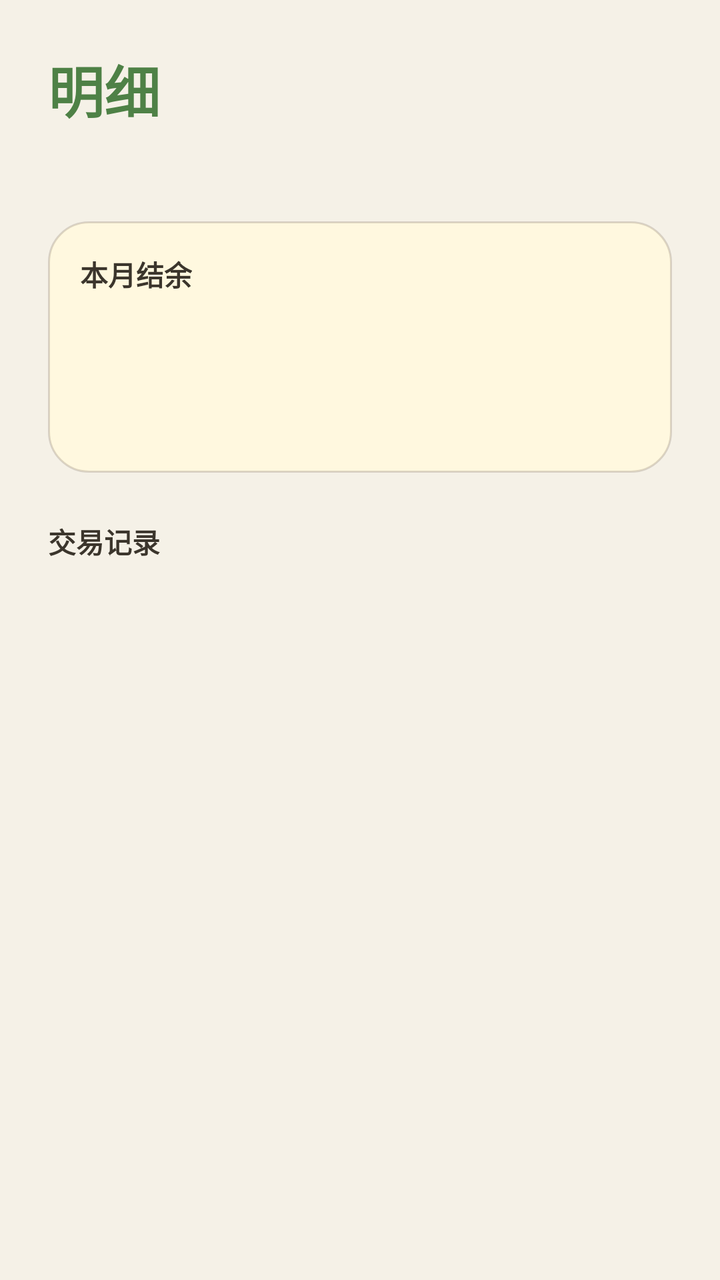
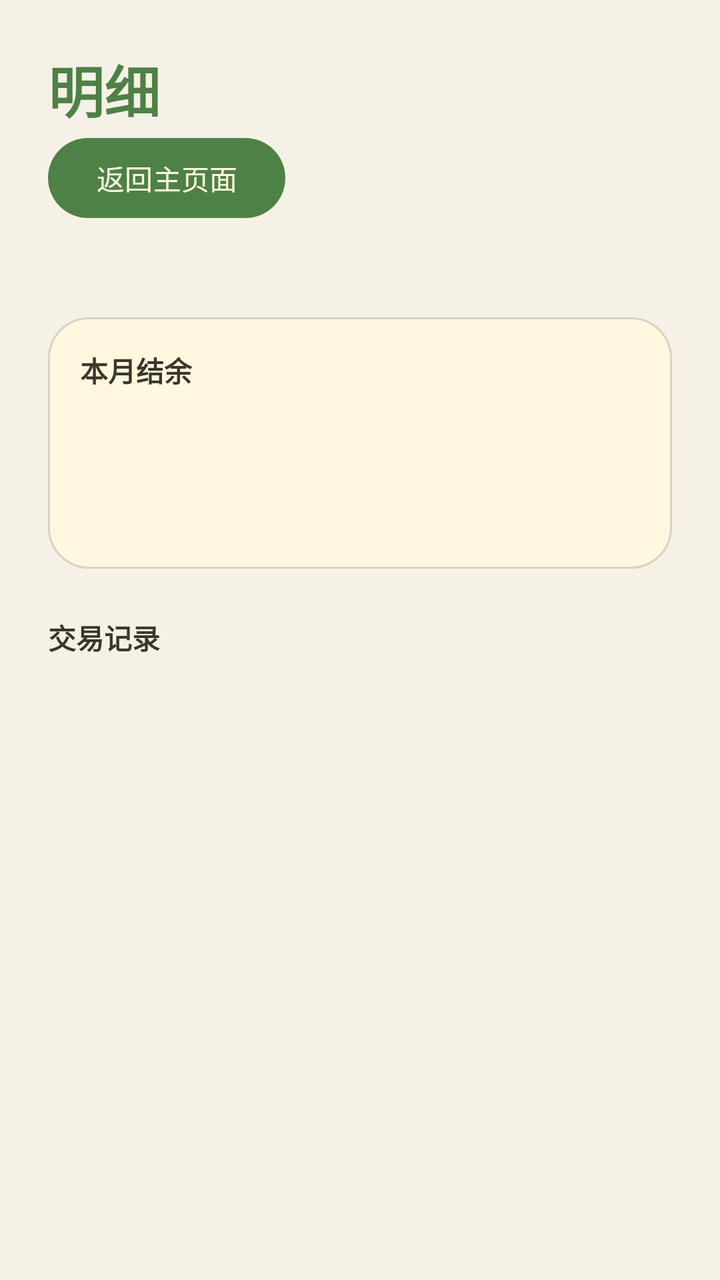

Screens rendered from an Android XML layout before and after an edit, with the pre-edit source and the edit as a unified diff.
<!-- AndroidManifest.xml: application theme Theme.PkmAPP -->
<!-- res/layout/fragment_details.xml -->
<?xml version="1.0" encoding="utf-8"?>
<ScrollView xmlns:android="http://schemas.android.com/apk/res/android" android:layout_width="match_parent" android:layout_height="match_parent" android:background="@color/cream_background" android:fillViewport="true"><LinearLayout android:layout_width="match_parent" android:layout_height="wrap_content" android:orientation="vertical" android:padding="@dimen/space_24">
<TextView android:id="@+id/title_details" android:layout_width="wrap_content" android:layout_height="wrap_content" android:text="明细" android:textColor="@color/forest_green" android:textSize="28sp" android:textStyle="bold"/>
<TextView android:id="@+id/details_ledger_name" android:layout_width="wrap_content" android:layout_height="wrap_content" android:layout_marginTop="@dimen/space_8" android:textColor="@color/wood_brown" android:textSize="16sp"/>
<LinearLayout android:id="@+id/details_summary_card" style="@style/Widget.PkmAPP.PaperCard" android:layout_width="match_parent" android:layout_height="wrap_content" android:layout_marginTop="@dimen/space_16" android:orientation="vertical" android:padding="@dimen/space_16">
<TextView android:layout_width="wrap_content" android:layout_height="wrap_content" android:text="本月结余" android:textColor="@color/ink" android:textStyle="bold"/><TextView android:id="@+id/details_balance" android:layout_width="wrap_content" android:layout_height="wrap_content" android:textColor="@color/forest_green" android:textSize="26sp" android:textStyle="bold"/>
<TextView android:id="@+id/details_income" android:layout_width="wrap_content" android:layout_height="wrap_content" android:textColor="@color/forest_green"/><TextView android:id="@+id/details_expense" android:layout_width="wrap_content" android:layout_height="wrap_content" android:textColor="@color/expense_red"/>
</LinearLayout>
<TextView android:layout_width="wrap_content" android:layout_height="wrap_content" android:layout_marginTop="@dimen/space_24" android:text="交易记录" android:textColor="@color/ink" android:textStyle="bold"/>
<LinearLayout android:id="@+id/details_transaction_list" android:layout_width="match_parent" android:layout_height="wrap_content" android:orientation="vertical"/>
</LinearLayout></ScrollView>
<!-- resources referenced by this layout -->
<resources>
  <color name="cream_background">#F5F1E7</color>
  <color name="expense_red">#C75B4B</color>
  <color name="forest_green">#4E8146</color>
  <color name="ink">#3B352C</color>
  <color name="wood_brown">#7B5C3B</color>
  <dimen name="space_16">16dp</dimen>
  <dimen name="space_24">24dp</dimen>
  <dimen name="space_8">8dp</dimen>
  <style name="Widget.PkmAPP.PaperCard">
          <item name="android:background">@drawable/bg_paper_card</item>
      </style>
  <style name="Theme.PkmAPP" parent="Theme.Material3.DayNight.NoActionBar">
          <item name="android:windowBackground">@color/cream_background</item>
          <item name="android:statusBarColor">@color/cream_background</item>
          <item name="android:navigationBarColor">@color/cream_background</item>
          <item name="android:windowLightStatusBar">true</item>
          <item name="android:windowLightNavigationBar">true</item>
          <item name="colorPrimary">@color/forest_green</item>
          <item name="colorOnPrimary">@color/paper_card</item>
          <item name="colorSecondary">@color/warm_orange</item>
          <item name="colorOnSecondary">@color/ink</item>
          <item name="colorSurface">@color/paper_card</item>
          <item name="colorOnSurface">@color/ink</item>
      </style>
  <!-- drawable bg_paper_card (drawable) -->
  <?xml version="1.0" encoding="utf-8"?>
  <shape xmlns:android="http://schemas.android.com/apk/res/android" android:shape="rectangle">
      <solid android:color="@color/paper_card" />
      <corners android:radius="@dimen/radius_card" />
      <stroke android:width="1dp" android:color="#335C4938" />
  </shape>
  <color name="paper_card">#FFF8DF</color>
  <color name="warm_orange">#D48A4A</color>
  <dimen name="radius_card">20dp</dimen>
</resources>

<!-- the commit's change to res/layout/fragment_details.xml (unified diff, before → after) -->
@@ -1,6 +1,7 @@
 <?xml version="1.0" encoding="utf-8"?>
 <ScrollView xmlns:android="http://schemas.android.com/apk/res/android" android:layout_width="match_parent" android:layout_height="match_parent" android:background="@color/cream_background" android:fillViewport="true"><LinearLayout android:layout_width="match_parent" android:layout_height="wrap_content" android:orientation="vertical" android:padding="@dimen/space_24">
 <TextView android:id="@+id/title_details" android:layout_width="wrap_content" android:layout_height="wrap_content" android:text="明细" android:textColor="@color/forest_green" android:textSize="28sp" android:textStyle="bold"/>
+<com.google.android.material.button.MaterialButton android:id="@+id/page_back_button" android:layout_width="wrap_content" android:layout_height="48dp" android:text="返回主页面"/>
 <TextView android:id="@+id/details_ledger_name" android:layout_width="wrap_content" android:layout_height="wrap_content" android:layout_marginTop="@dimen/space_8" android:textColor="@color/wood_brown" android:textSize="16sp"/>
 <LinearLayout android:id="@+id/details_summary_card" style="@style/Widget.PkmAPP.PaperCard" android:layout_width="match_parent" android:layout_height="wrap_content" android:layout_marginTop="@dimen/space_16" android:orientation="vertical" android:padding="@dimen/space_16">
 <TextView android:layout_width="wrap_content" android:layout_height="wrap_content" android:text="本月结余" android:textColor="@color/ink" android:textStyle="bold"/><TextView android:id="@+id/details_balance" android:layout_width="wrap_content" android:layout_height="wrap_content" android:textColor="@color/forest_green" android:textSize="26sp" android:textStyle="bold"/>
